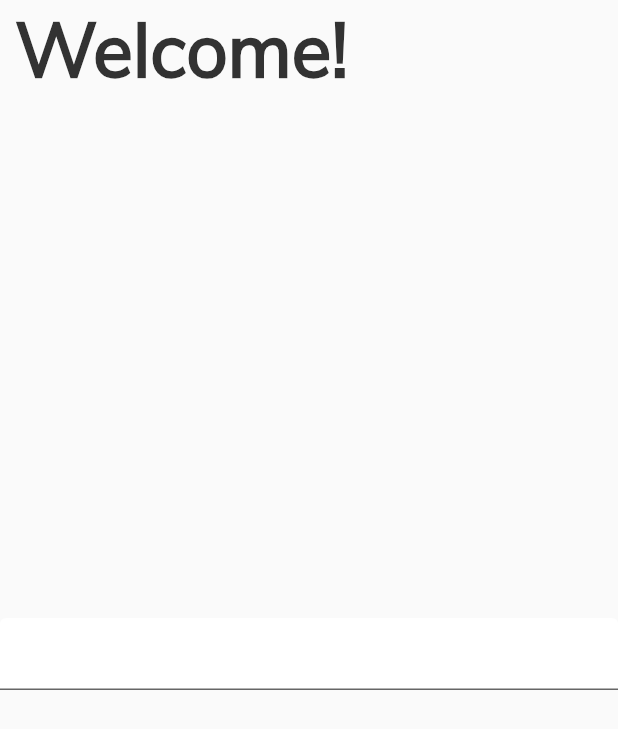
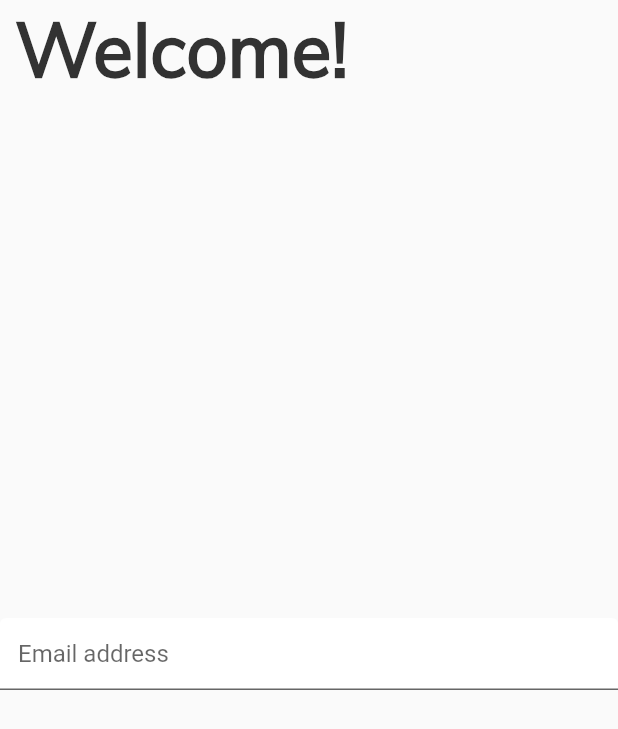
Before and after one commit to D-Coder135/crypto_application_project, a Flutter app: the screen it shows after launch, after a tap on the "arrow forward ios" icon, on a phone screen of 412 x 824 dp. Shown: the top 729 px of the screen. Run offline on Flutter 3.47's test engine with Material 2 defaults, Android fonts, the phone set to English and light mode, and no system bars.

Commit message:
add the hintText property for the InputDecoration() widget

```diff
--- a/lib/login_page.dart
+++ b/lib/login_page.dart
@@ -27,6 +27,7 @@ class LoginPage extends StatelessWidget {
                 decoration: InputDecoration(
                   filled: true,
                   fillColor: Colors.white,
+                  hintText: 'Email address',
                 ),
               ),
             )
```
